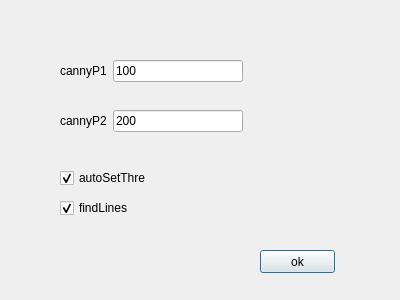
The window that testparamset.ui (meiqua/video_robot_wifi_car) describes before a commit, drawn with Qt 5.
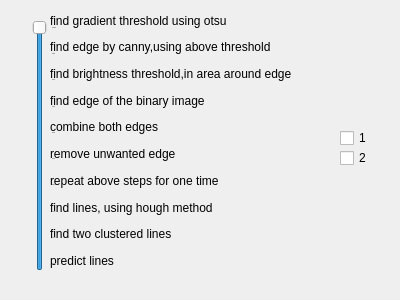
The same window after the commit.

Commit message: rewrite the testparamset class

Diff of the .ui file:
```diff
--- a/testparamset.ui
+++ b/testparamset.ui
@@ -13,103 +13,159 @@
   <property name="windowTitle">
    <string>Dialog</string>
   </property>
-  <widget class="QPushButton" name="pushButton">
+  <widget class="QSlider" name="verticalSlider">
    <property name="geometry">
     <rect>
-     <x>260</x>
-     <y>250</y>
-     <width>75</width>
-     <height>23</height>
+     <x>30</x>
+     <y>20</y>
+     <width>27</width>
+     <height>251</height>
     </rect>
    </property>
+   <property name="maximum">
+    <number>9</number>
+   </property>
+   <property name="pageStep">
+    <number>1</number>
+   </property>
+   <property name="sliderPosition">
+    <number>9</number>
+   </property>
+   <property name="orientation">
+    <enum>Qt::Vertical</enum>
+   </property>
+   <property name="tickPosition">
+    <enum>QSlider::TicksBelow</enum>
+   </property>
+   <property name="tickInterval">
+    <number>1</number>
+   </property>
+  </widget>
+  <widget class="QCheckBox" name="do1">
+   <property name="geometry">
+    <rect>
+     <x>340</x>
+     <y>130</y>
+     <width>31</width>
+     <height>16</height>
+    </rect>
+   </property>
    <property name="text">
-    <string>ok</string>
+    <string>1</string>
    </property>
+   <property name="checked">
+    <bool>false</bool>
+   </property>
   </widget>
-  <widget class="QWidget" name="layoutWidget">
+  <widget class="QCheckBox" name="do2">
    <property name="geometry">
     <rect>
-     <x>60</x>
-     <y>60</y>
-     <width>183</width>
-     <height>22</height>
+     <x>340</x>
+     <y>150</y>
+     <width>31</width>
+     <height>16</height>
     </rect>
    </property>
-   <layout class="QHBoxLayout" name="horizontalLayout">
+   <property name="text">
+    <string>2</string>
+   </property>
+  </widget>
+  <widget class="QWidget" name="">
+   <property name="geometry">
+    <rect>
+     <x>50</x>
+     <y>10</y>
+     <width>272</width>
+     <height>261</height>
+    </rect>
+   </property>
+   <layout class="QVBoxLayout" name="verticalLayout">
     <item>
      <widget class="QLabel" name="label">
       <property name="text">
-       <string>cannyP1</string>
+       <string>find gradient threshold using otsu</string>
       </property>
      </widget>
     </item>
-    <item>
-     <widget class="QLineEdit" name="cannyP1">
-      <property name="text">
-       <string>100</string>
-      </property>
-     </widget>
-    </item>
-   </layout>
-  </widget>
-  <widget class="QWidget" name="layoutWidget">
-   <property name="geometry">
-    <rect>
-     <x>60</x>
-     <y>110</y>
-     <width>183</width>
-     <height>22</height>
-    </rect>
-   </property>
-   <layout class="QHBoxLayout" name="horizontalLayout_2">
     <item>
      <widget class="QLabel" name="label_2">
       <property name="text">
-       <string>cannyP2</string>
+       <string>find edge by canny,using above threshold</string>
       </property>
      </widget>
     </item>
     <item>
-     <widget class="QLineEdit" name="cannyP2">
+     <widget class="QLabel" name="label_3">
       <property name="text">
-       <string>200</string>
+       <string>find brightness threshold,in area around edge</string>
+      </property>
+     </widget>
+    </item>
+    <item>
+     <widget class="QLabel" name="label_5">
+      <property name="text">
+       <string>find edge of the binary image</string>
+      </property>
+     </widget>
+    </item>
+    <item>
+     <widget class="QLabel" name="label_6">
+      <property name="text">
+       <string>combine both edges</string>
+      </property>
+     </widget>
+    </item>
+    <item>
+     <widget class="QLabel" name="label_7">
+      <property name="text">
+       <string>remove unwanted edge</string>
+      </property>
+     </widget>
+    </item>
+    <item>
+     <widget class="QLabel" name="label_8">
+      <property name="text">
+       <string>repeat above steps for one time</string>
+      </property>
+     </widget>
+    </item>
+    <item>
+     <widget class="QLabel" name="label_9">
+      <property name="text">
+       <string>find lines, using hough method</string>
+      </property>
+     </widget>
+    </item>
+    <item>
+     <widget class="QLabel" name="label_4">
+      <property name="text">
+       <string>find two clustered lines</string>
+      </property>
+     </widget>
+    </item>
+    <item>
+     <widget class="QLabel" name="label_10">
+      <property name="text">
+       <string>predict lines</string>
       </property>
      </widget>
     </item>
    </layout>
   </widget>
-  <widget class="QCheckBox" name="autoSetThre">
-   <property name="geometry">
-    <rect>
-     <x>60</x>
-     <y>170</y>
-     <width>141</width>
-     <height>16</height>
-    </rect>
-   </property>
-   <property name="text">
-    <string>autoSetThre</string>
-   </property>
-   <property name="checked">
-    <bool>true</bool>
-   </property>
-  </widget>
-  <widget class="QCheckBox" name="findLinesChecked">
-   <property name="geometry">
-    <rect>
-     <x>60</x>
-     <y>200</y>
-     <width>71</width>
-     <height>16</height>
-    </rect>
-   </property>
-   <property name="text">
-    <string>findLines</string>
-   </property>
-   <property name="checked">
-    <bool>true</bool>
-   </property>
-  </widget>
+  <zorder>verticalSlider</zorder>
+  <zorder>label</zorder>
+  <zorder>label_2</zorder>
+  <zorder>label_3</zorder>
+  <zorder>label_4</zorder>
+  <zorder>label_5</zorder>
+  <zorder>label_6</zorder>
+  <zorder>label_7</zorder>
+  <zorder>label_8</zorder>
+  <zorder>label_9</zorder>
+  <zorder>label_10</zorder>
+  <zorder>label</zorder>
+  <zorder>do1</zorder>
+  <zorder>do2</zorder>
  </widget>
  <resources/>
  <connections/>
```
Left out of the diff: 6 changed lines with no effect on the pictures. The commit also changes 8 other files.
